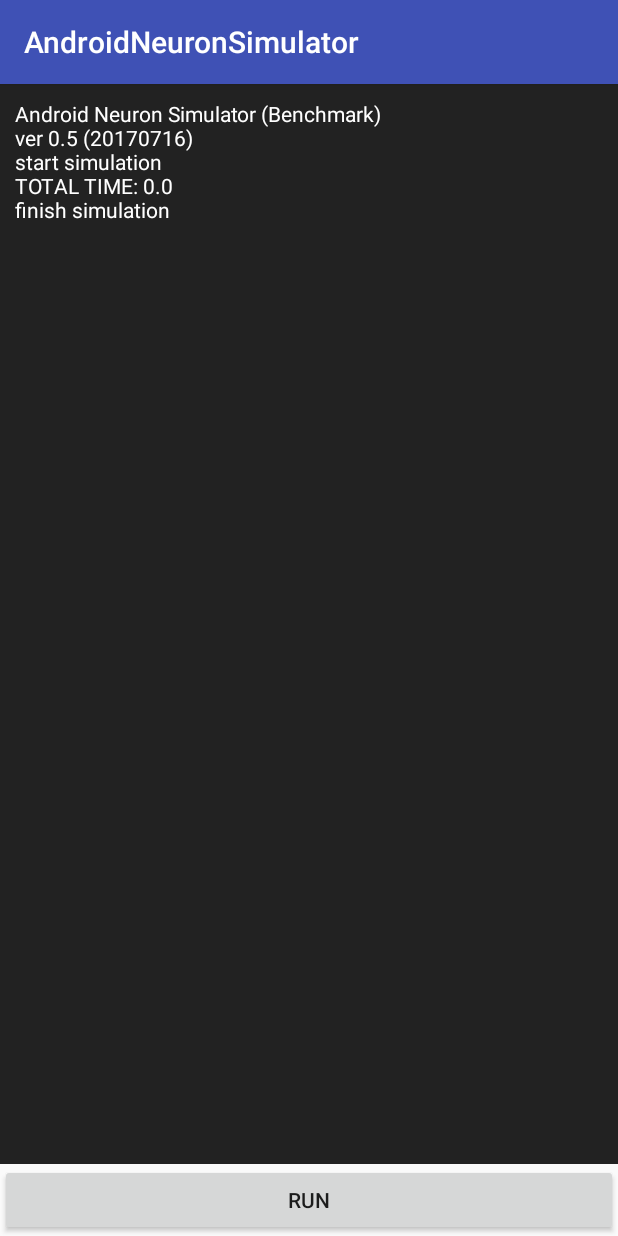
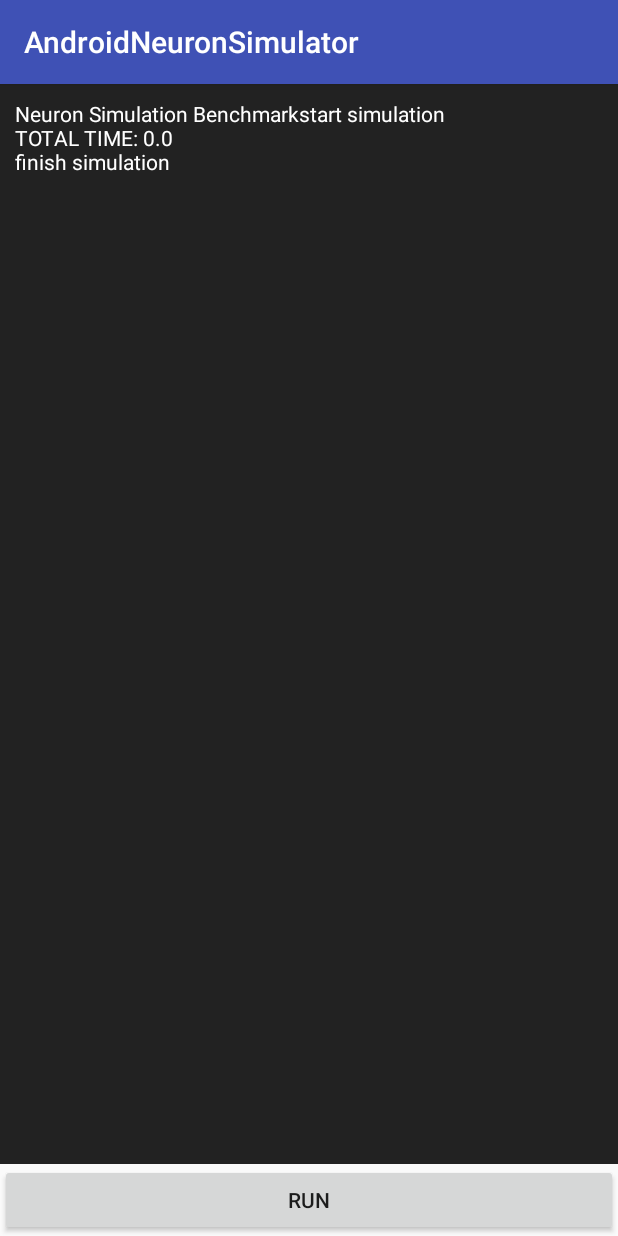
Before and after one commit to DaisukeMiyamoto/android-neuron-simulator, an Android app: the screen it shows after launch (MainActivity), after a tap on "RUN", on a phone screen of 412 x 824 dp. Run offline under Robolectric (Android 15) with nearby library versions, the light colour scheme and no system bars; 4 statements that could not run were skipped.

Commit message:
fix warnings

```diff
--- a/app/build.gradle
+++ b/app/build.gradle
@@ -17,7 +17,7 @@ android {
             }
         }
     }
-    applicationVariants.all { variant->
+    applicationVariants.all { variant ->
         variant.resValue "string", "versionName", variant.versionName
     }
     buildTypes {
--- a/app/src/main/res/layout/activity_main.xml
+++ b/app/src/main/res/layout/activity_main.xml
@@ -23,7 +23,7 @@
             android:layout_width="fill_parent"
             android:layout_height="wrap_content"
             android:padding="10dp"
-            android:text="Android Neuron Simulator (Benchmark)\nver 0.5 (20170716)\n"
+            android:text="@string/init_msg"
             android:textColor="#ffffff"
             android:textIsSelectable="true"
             android:textSize="14sp" />
@@ -33,7 +33,7 @@
         android:id="@+id/run_simulation"
         android:layout_width="0dp"
         android:layout_height="wrap_content"
-        android:text="run"
+        android:text="@string/run_button_text"
         app:layout_constraintBottom_toBottomOf="parent"
         app:layout_constraintHorizontal_bias="0.0"
         app:layout_constraintLeft_toLeftOf="parent"
--- a/app/src/main/res/values/strings.xml
+++ b/app/src/main/res/values/strings.xml
@@ -1,3 +1,5 @@
 <resources>
     <string name="app_name">AndroidNeuronSimulator</string>
+    <string name="run_button_text">RUN</string>
+    <string name="init_msg">Neuron Simulation Benchmark</string>
 </resources>
```
Also changed, not shown: 1 other file.
